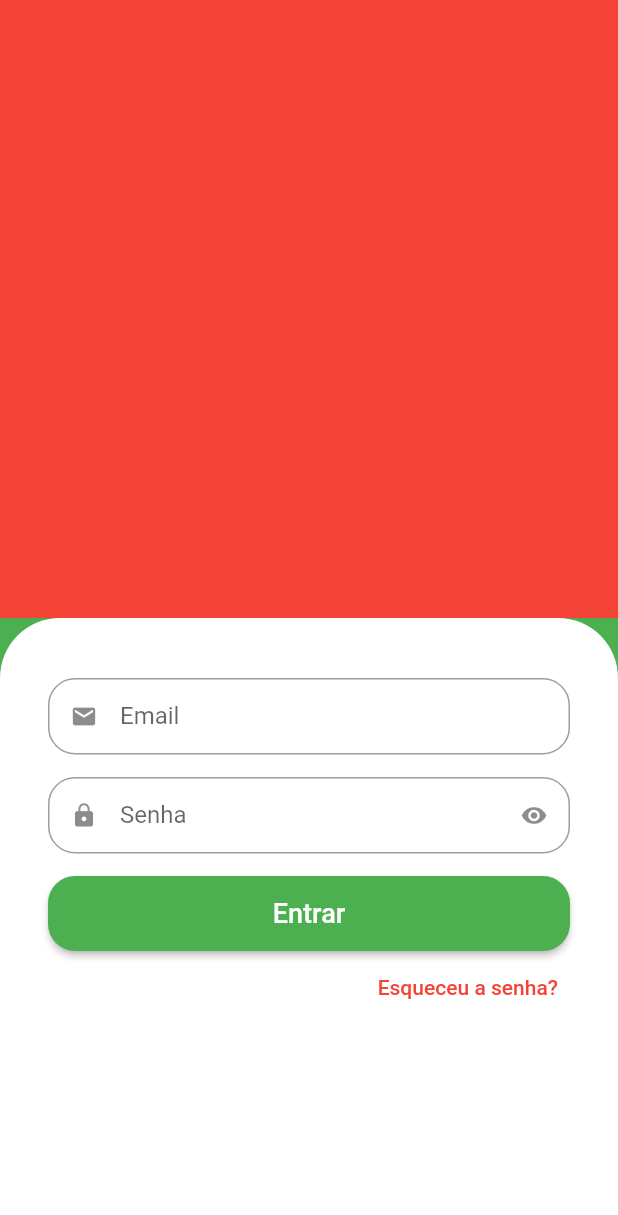
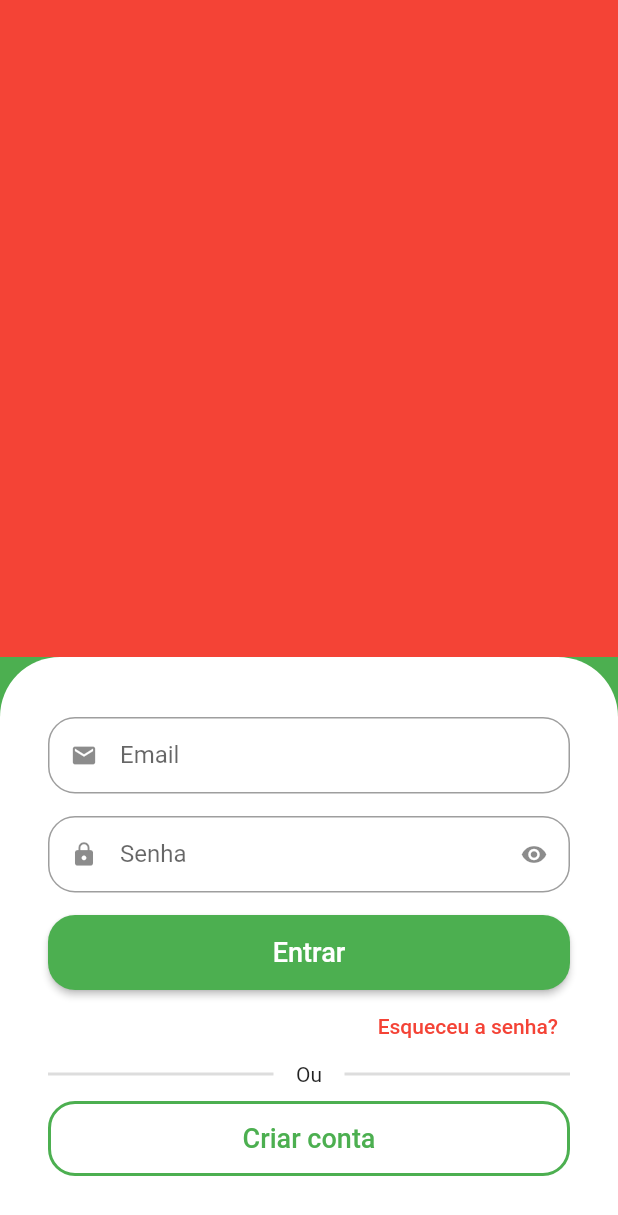
Before and after one commit to Fabricio-Guima/dart-fundamentos, a Flutter app: the screen it shows after launch, on a phone screen of 412 x 824 dp. Shown: the top 1215 px of the screen. Run offline on Flutter 3.47's test engine with Material 2 defaults, Android fonts, the phone set to English and light mode, and no system bars; our stand-ins replace sqflite, synchronized; missing offline and left inert: dart:mirrors, mysql1; accounts and stored records are empty.

Commit message:
divisor e botao criar conta

```diff
--- a/quitanda/lib/src/auth/sign_in_screen.dart
+++ b/quitanda/lib/src/auth/sign_in_screen.dart
@@ -14,8 +14,7 @@ class SignInScreen extends StatelessWidget {
             color: Colors.red,
           ),
         ),
-        Expanded(
-          child: Container(
+        Container(
           padding: const EdgeInsets.symmetric(horizontal: 32, vertical: 40),
           decoration: const BoxDecoration(
               color: Colors.white,
@@ -35,6 +34,7 @@ class SignInScreen extends StatelessWidget {
                 label: 'Senha',
                 isSecret: true,
               ),
+              //Botão entrar
               SizedBox(
                 height: 50,
                 child: ElevatedButton(
@@ -58,11 +58,56 @@ class SignInScreen extends StatelessWidget {
                       'Esqueceu a senha?',
                       style: TextStyle(color: Colors.red),
                     )),
+              ),
+              //divisor
+              Padding(
+                padding: const EdgeInsets.only(bottom: 10),
+                child: Row(
+                  children: [
+                    //expanded aqui para a linha aparecer
+                    Expanded(
+                      child: Divider(
+                        color: Colors.grey.withAlpha(90),
+                        thickness: 2,
+                      ),
+                    ),
+                    const Padding(
+                      padding: EdgeInsets.symmetric(horizontal: 15),
+                      child: Text('Ou'),
+                    ),
+                    Expanded(
+                      child: Divider(
+                        color: Colors.grey.withAlpha(90),
+                        thickness: 2,
+                      ),
+                    ),
+                  ],
+                ),
+              ),
+              //criar conta
+              SizedBox(
+                height: 50,
+                child: OutlinedButton(
+                  style: OutlinedButton.styleFrom(
+                    shape: RoundedRectangleBorder(
+                        borderRadius: BorderRadius.circular(18)),
+                    side: const BorderSide(
+                      width: 2,
+                      color: Colors.green,
+                    ),
+                  ),
+                  onPressed: () {},
+                  child: const Text(
+                    'Criar conta',
+                    style: TextStyle(
+                      fontSize: 18,
+                    ),
+                  ),
+                ),
               )
             ],
           ),
         ),
-        )
       ]),
     );
   }
```
Lines whose indentation alone changed are shown as unchanged.
